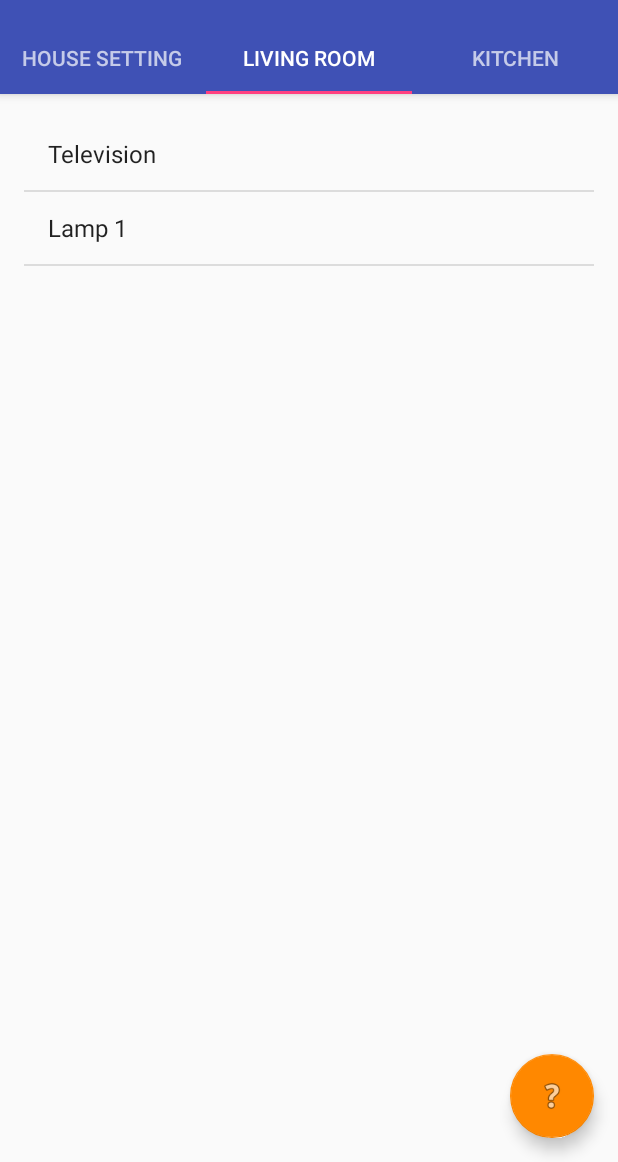
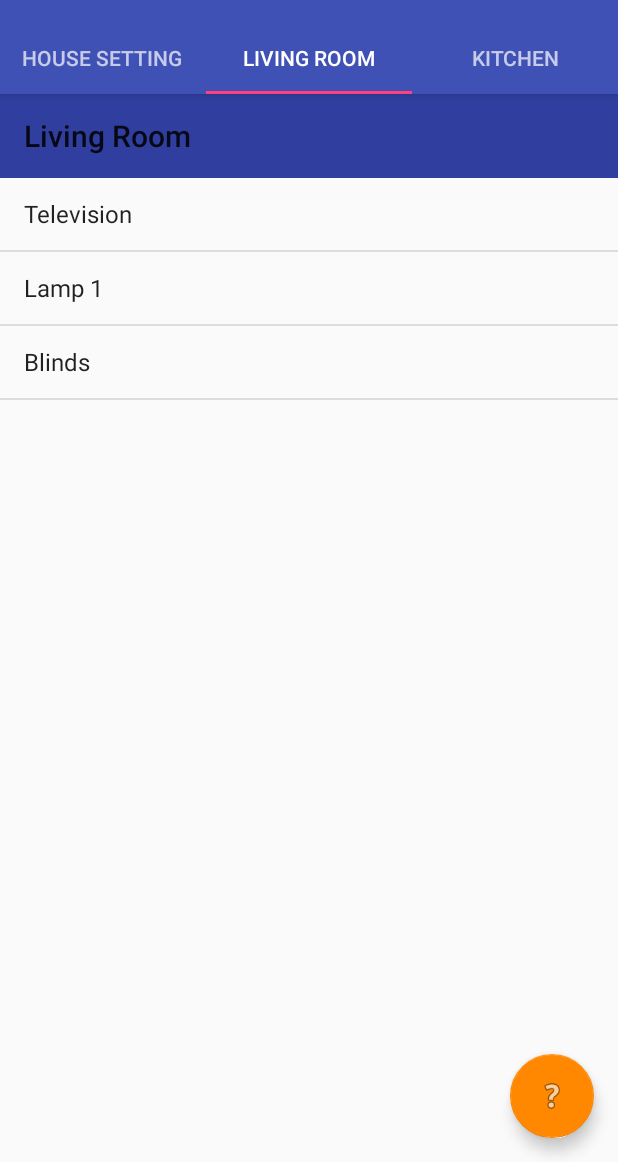
Before and after one commit to abbysun/Project, an Android app: the screen it shows after launch (HomePage), tab 2 chosen, on a phone screen of 412 x 824 dp, the part 74-1236 px from its top. Run offline under Robolectric (Android 15) with nearby library versions, the phone set to English and light mode, and no system bars.

Commit message:
Added Lights and Blinds fragments

```diff
--- a/app/src/main/AndroidManifest.xml
+++ b/app/src/main/AndroidManifest.xml
@@ -21,6 +21,12 @@
         <activity
             android:name=".TelevisionActivity"
             android:label="Television" />
+        <activity
+            android:name=".BlindsActivity"
+            android:label="Blinds" />
+        <activity
+            android:name=".LightsActivity"
+            android:label="Lights" />
         <activity android:name=".KitchenActivity" />
         <activity android:name=".MicrowaveActivity" />
         <activity
--- a/app/src/main/java/com/sun/abby/cst2335_finalproject/TelevisionFragment.java
+++ b/app/src/main/java/com/sun/abby/cst2335_finalproject/TelevisionFragment.java
@@ -14,7 +14,6 @@ import android.widget.TextView;
 import android.widget.Toast;
 
 import static android.widget.Toast.LENGTH_SHORT;
-
 
 public class TelevisionFragment extends Fragment {
 
--- a/app/src/main/res/layout-w900dp/living_room.xml
+++ b/app/src/main/res/layout-w900dp/living_room.xml
@@ -4,14 +4,18 @@
     android:layout_width="match_parent"
     android:layout_height="match_parent">
 
-    <RelativeLayout xmlns:android="http://schemas.android.com/apk/res/android"
-        xmlns:tools="http://schemas.android.com/tools"
+    <LinearLayout xmlns:android="http://schemas.android.com/apk/res/android"
+        android:orientation="vertical"
         android:layout_width="350dp"
-        android:layout_height="match_parent"
-        android:paddingBottom="@dimen/activity_vertical_margin"
-        android:paddingLeft="@dimen/activity_horizontal_margin"
-        android:paddingRight="@dimen/activity_horizontal_margin"
-        android:paddingTop="@dimen/activity_vertical_margin">
+        android:layout_height="match_parent">
+
+        <android.widget.Toolbar
+            xmlns:android="http://schemas.android.com/apk/res/android"
+            android:title="@string/living_room_toolbar_title"
+            android:id="@+id/living_room_toolbar"
+            android:layout_width="match_parent"
+            android:layout_height="wrap_content"
+            android:background="?attr/colorPrimaryDark"/>
 
         <ListView
             android:id="@+id/livingroom_listview"
@@ -19,7 +23,7 @@
             android:layout_height="match_parent"
             android:layout_alignParentStart="true" />
 
-    </RelativeLayout>
+    </LinearLayout>
 
     <FrameLayout
         android:id="@+id/living_room_container"
--- a/app/src/main/res/layout/living_room.xml
+++ b/app/src/main/res/layout/living_room.xml
@@ -1,16 +1,20 @@
-<RelativeLayout xmlns:android="http://schemas.android.com/apk/res/android"
-    xmlns:tools="http://schemas.android.com/tools"
+<LinearLayout xmlns:android="http://schemas.android.com/apk/res/android"
     android:layout_width="match_parent"
     android:layout_height="match_parent"
-    android:paddingBottom="@dimen/activity_vertical_margin"
-    android:paddingLeft="@dimen/activity_horizontal_margin"
-    android:paddingRight="@dimen/activity_horizontal_margin"
-    android:paddingTop="@dimen/activity_vertical_margin">
+    android:orientation="vertical">
+
+    <android.widget.Toolbar
+        xmlns:android="http://schemas.android.com/apk/res/android"
+        android:title="@string/living_room_toolbar_title"
+        android:id="@+id/living_room_toolbar"
+        android:layout_width="match_parent"
+        android:layout_height="wrap_content"
+        android:background="?attr/colorPrimaryDark"/>
+
 
     <ListView
         android:id="@+id/livingroom_listview"
         android:layout_width="match_parent"
-        android:layout_height="match_parent"
-        android:layout_alignParentStart="true" />
+        android:layout_height="match_parent" />
 
-</RelativeLayout>
+</LinearLayout>
--- /dev/null
+++ b/app/src/main/res/menu/menu_living_room.xml
@@ -0,0 +1,14 @@
+<?xml version="1.0" encoding="utf-8"?>
+<menu xmlns:android="http://schemas.android.com/apk/res/android"
+    xmlns:app="http://schemas.android.com/apk/res-auto">
+
+    <item
+        android:id="@+id/menu_living_room_about"
+        android:orderInCategory="100"
+        app:showAsAction="always"
+        android:title="About"
+        android:visible="true"
+        android:enabled="true"
+        android:icon="@android:drawable/ic_dialog_info" />
+
+</menu>
```
Also changed, not shown: app/src/main/java/com/sun/abby/cst2335_finalproject/BlindsActivity.java (added, +20 -0 lines), app/src/main/java/com/sun/abby/cst2335_finalproject/BlindsFragment.java (added, +27 -0 lines), app/src/main/java/com/sun/abby/cst2335_finalproject/LightsActivity.java (added, +20 -0 lines), app/src/main/java/com/sun/abby/cst2335_finalproject/LightsFragment.java (added, +28 -0 lines), app/src/main/java/com/sun/abby/cst2335_finalproject/LivingRoomFragment.java (+77 -2 lines), app/src/main/java/com/sun/abby/cst2335_finalproject/TelevisionBookmarkActivity.java (deleted, +0 -136 lines), app/src/main/java/com/sun/abby/cst2335_finalproject/TelevisionDatabaseHelper.java (deleted, +0 -8 lines), app/src/main/res/layout/fragment_blinds.xml (added, +81 -0 lines), app/src/main/res/layout/fragment_lights.xml (added, +93 -0 lines), app/src/main/res/values/strings.xml (+10 -0 lines).
